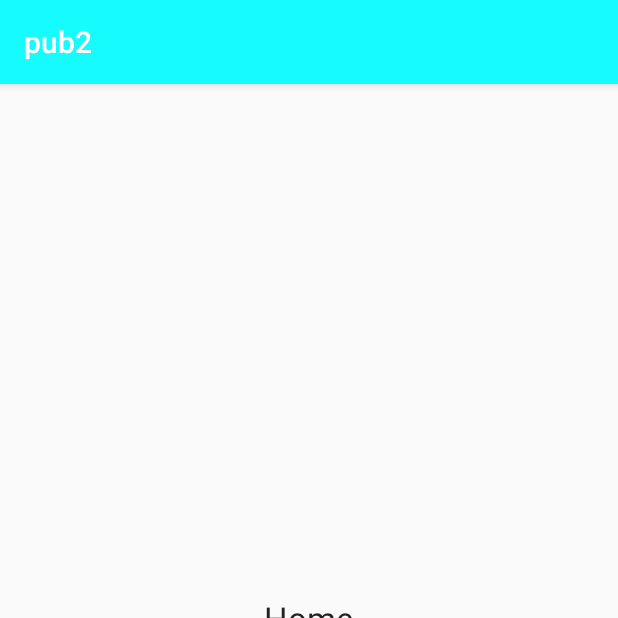
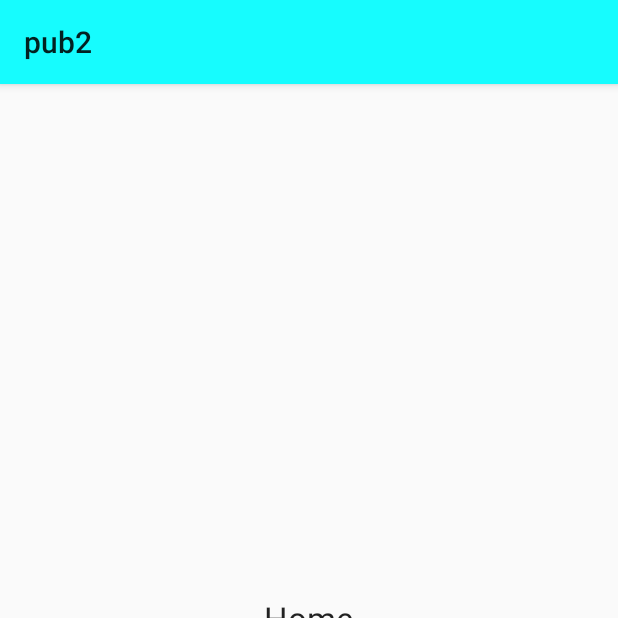
Before and after one commit to c4c0de/pub2, an Android app: the screen it shows after launch (MainActivity), on a phone screen of 412 x 824 dp, the top half of it. Run offline under Robolectric (Android 15) with nearby library versions, the phone set to English and light mode, and no system bars.

Commit message:
3rd edit 29/3/2019-need color switch on action bar

```diff
--- a/app/src/main/res/values/styles.xml
+++ b/app/src/main/res/values/styles.xml
@@ -1,11 +1,16 @@
 <resources>
 
     <!-- Base application theme. -->
-    <style name="AppTheme" parent="Theme.AppCompat.Light.DarkActionBar">
+    <style name="AppTheme" parent="Theme.AppCompat.Light">
         <!-- Customize your theme here. -->
         <item name="colorPrimary">@color/colorPrimary</item>
         <item name="colorPrimaryDark">@color/colorPrimaryDark</item>
         <item name="colorAccent">@color/colorAccent</item>
     </style>
 
+    <style name="TextAppearance.AppCompat.widget.Actionbar.Title" parent="@android:style/TextAppearance">
+
+        <item name="android:textColor">@color/colorPrimary</item>
+
+    </style>
 </resources>
```
